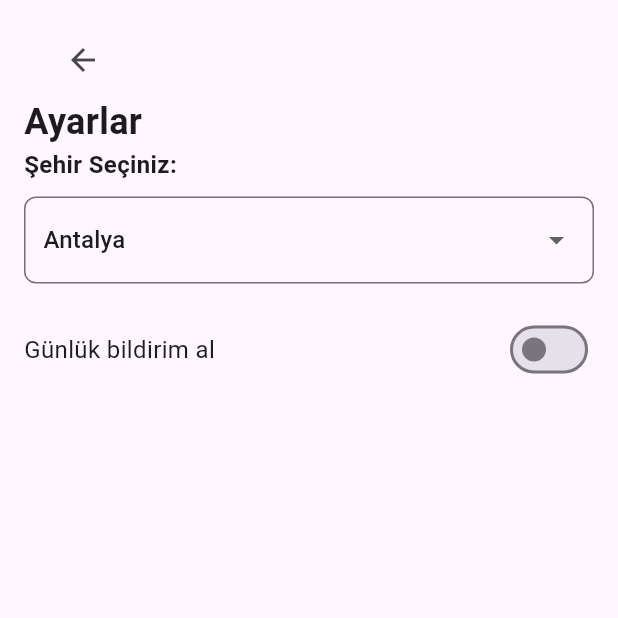
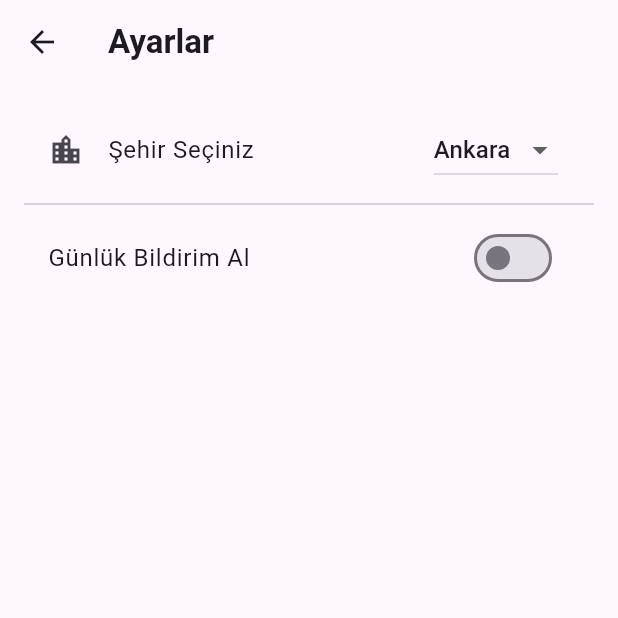
Before and after one commit to eskin04/KykMenu, a Flutter app: the SettingsScreen screen opened directly, after a tap on the "arrow back" icon, after a tap on the "settings" icon, on a phone screen of 412 x 824 dp, the top half of it. Run offline on Flutter 3.47's test engine with Material 3 defaults, Android fonts, the light colour scheme and no system bars; our stand-ins replace cloud_firestore, firebase_auth, firebase_core, firebase_messaging, font_awesome_flutter, google_fonts; accounts and stored records are empty.

Commit message:
settings_screen fixed

```diff
--- a/kykmenu/lib/screens/settings_screen.dart
+++ b/kykmenu/lib/screens/settings_screen.dart
@@ -11,7 +11,7 @@ class SettingsScreen extends StatefulWidget {
 }
 
 class _SettingsScreenState extends State<SettingsScreen> {
-  String selectedCity = 'Antalya';
+  String selectedCity = 'Ankara';
   bool notificationsEnabled = false;
 
   final List<String> cities = [
@@ -29,60 +29,64 @@ class _SettingsScreenState extends State<SettingsScreen> {
 
     await FirebaseFirestore.instance.collection('users').doc(user.uid).set({
       'city': selectedCity,
-      // 'notificationsEnabled': notificationsEnabled,
     }, SetOptions(merge: true));
   }
 
+  void _loadCity() async {
+    User? user = FirebaseAuth.instance.currentUser;
+    if (user == null) return;
+
+    DocumentSnapshot doc =
+        await FirebaseFirestore.instance
+            .collection('users')
+            .doc(user.uid)
+            .get();
+
+    if (doc.exists) {
+      setState(() {
+        selectedCity = doc['city'] ?? 'Ankara';
+      });
+    }
+  }
+
   @override
+  void initState() {
+    super.initState();
+    _loadCity();
+  }
+
   Widget build(BuildContext context) {
     return Scaffold(
-      body: Padding(
-        padding: const EdgeInsets.all(16.0),
-        child: Column(
-          crossAxisAlignment: CrossAxisAlignment.start,
-          children: [
-            Column(
-              children: [
-                IconButton(
+      appBar: AppBar(
+        title: Text('Ayarlar', style: TextStyle(fontWeight: FontWeight.bold)),
+        leading: IconButton(
           icon: Icon(Icons.arrow_back),
           onPressed: () {
             _saveCity();
+            //loginscreen'e yönlendir
             Navigator.pushReplacement(
               context,
               MaterialPageRoute(builder: (context) => WelcomeScreen()),
             );
           },
         ),
-                Text(
-                  'Ayarlar',
-                  style: TextStyle(fontSize: 24, fontWeight: FontWeight.bold),
       ),
-              ],
-            ),
-            Text(
-              'Şehir Seçiniz:',
-              style: TextStyle(fontSize: 16, fontWeight: FontWeight.bold),
-            ),
-            SizedBox(height: 10),
-            Container(
-              width: double.infinity,
-              padding: EdgeInsets.symmetric(horizontal: 12, vertical: 4),
-              decoration: BoxDecoration(
-                borderRadius: BorderRadius.circular(8),
-                border: Border.all(color: Colors.black54),
-              ),
-              child: DropdownButtonHideUnderline(
-                child: DropdownButton<String>(
+      body: ListView(
+        padding: EdgeInsets.all(16.0),
+        children: [
+          ListTile(
+            leading: Icon(Icons.location_city),
+            title: Text('Şehir Seçiniz'),
+            trailing: DropdownButton<String>(
               value: selectedCity,
-                  isExpanded: true,
               onChanged: (String? newValue) {
                 setState(() {
                   selectedCity = newValue!;
-                      _saveCity(); // Seçilen şehri kaydet
+                  _saveCity();
                 });
               },
               items:
-                      cities.map<DropdownMenuItem<String>>((String city) {
+                  cities.map((String city) {
                     return DropdownMenuItem<String>(
                       value: city,
                       child: Text(city),
@@ -90,13 +94,9 @@ class _SettingsScreenState extends State<SettingsScreen> {
                   }).toList(),
             ),
           ),
-            ),
-            SizedBox(height: 20),
-            Row(
-              mainAxisAlignment: MainAxisAlignment.spaceBetween,
-              children: [
-                Text('Günlük bildirim al', style: TextStyle(fontSize: 16)),
-                Switch(
+          Divider(),
+          SwitchListTile(
+            title: Text('Günlük Bildirim Al'),
             value: notificationsEnabled,
             onChanged: (bool value) {
               setState(() {
@@ -106,9 +106,6 @@ class _SettingsScreenState extends State<SettingsScreen> {
           ),
         ],
       ),
-          ],
-        ),
-      ),
     );
   }
 }
--- a/kykmenu/lib/screens/welcome_screen.dart
+++ b/kykmenu/lib/screens/welcome_screen.dart
@@ -224,7 +224,7 @@ class _WelcomeScreenState extends State<WelcomeScreen> {
                 boxShadow: [BoxShadow(color: Colors.black12, blurRadius: 8)],
               ),
               child: Text(
-                'Hoşgeldin $userName' ?? 'Kullanıcı',
+                'Hoşgeldin $userName',
                 style: GoogleFonts.poppins(
                   fontSize: 20,
                   fontWeight: FontWeight.bold,
```
Lines whose indentation alone changed are shown as unchanged.
